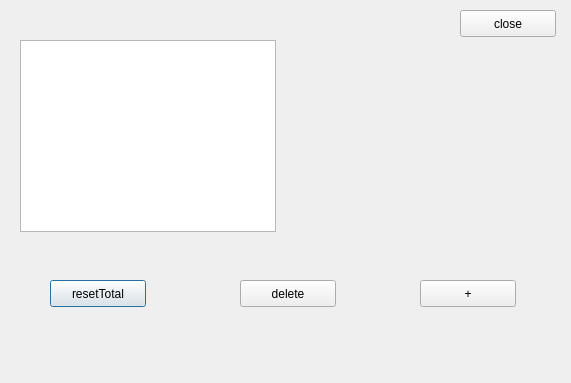
First picture: the form in Clock_v1/managesubjectdialog.ui, repository Nomis207/Clock_v1, before the edit.
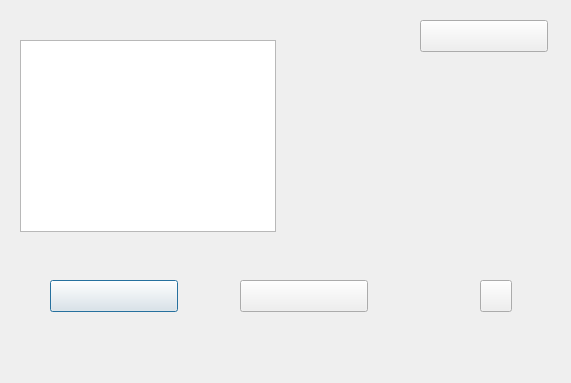
Second picture: the form after the edit. Icons and pictures are not drawn.

What changed in the file:
```diff
--- a/Clock_v1/managesubjectdialog.ui
+++ b/Clock_v1/managesubjectdialog.ui
@@ -28,12 +28,27 @@
     <rect>
      <x>50</x>
      <y>280</y>
-     <width>96</width>
-     <height>27</height>
+     <width>128</width>
+     <height>32</height>
     </rect>
    </property>
+   <property name="minimumSize">
+    <size>
+     <width>128</width>
+     <height>32</height>
+    </size>
+   </property>
+   <property name="maximumSize">
+    <size>
+     <width>128</width>
+     <height>32</height>
+    </size>
+   </property>
+   <property name="styleSheet">
+    <string notr="true">border-image: url(:/themes/classic/Themes/classic/resetbtn.png);</string>
+   </property>
    <property name="text">
-    <string>resetTotal</string>
+    <string/>
    </property>
   </widget>
   <widget class="QPushButton" name="deletSubject">
@@ -41,38 +56,83 @@
     <rect>
      <x>240</x>
      <y>280</y>
-     <width>96</width>
-     <height>27</height>
+     <width>128</width>
+     <height>32</height>
     </rect>
    </property>
+   <property name="minimumSize">
+    <size>
+     <width>128</width>
+     <height>32</height>
+    </size>
+   </property>
+   <property name="maximumSize">
+    <size>
+     <width>128</width>
+     <height>32</height>
+    </size>
+   </property>
+   <property name="styleSheet">
+    <string notr="true">border-image: url(:/themes/classic/Themes/classic/delete.png);</string>
+   </property>
    <property name="text">
-    <string>delete</string>
+    <string/>
    </property>
   </widget>
   <widget class="QPushButton" name="addSubject">
    <property name="geometry">
     <rect>
-     <x>420</x>
+     <x>480</x>
      <y>280</y>
-     <width>96</width>
-     <height>27</height>
+     <width>32</width>
+     <height>32</height>
     </rect>
    </property>
+   <property name="minimumSize">
+    <size>
+     <width>32</width>
+     <height>32</height>
+    </size>
+   </property>
+   <property name="maximumSize">
+    <size>
+     <width>32</width>
+     <height>32</height>
+    </size>
+   </property>
+   <property name="styleSheet">
+    <string notr="true">border-image: url(:/themes/classic/Themes/classic/add.png);</string>
+   </property>
    <property name="text">
-    <string>+</string>
+    <string/>
    </property>
   </widget>
   <widget class="QPushButton" name="close_studie">
    <property name="geometry">
     <rect>
-     <x>460</x>
-     <y>10</y>
-     <width>96</width>
-     <height>27</height>
+     <x>420</x>
+     <y>20</y>
+     <width>128</width>
+     <height>32</height>
     </rect>
    </property>
+   <property name="minimumSize">
+    <size>
+     <width>128</width>
+     <height>32</height>
+    </size>
+   </property>
+   <property name="maximumSize">
+    <size>
+     <width>128</width>
+     <height>32</height>
+    </size>
+   </property>
+   <property name="styleSheet">
+    <string notr="true">border-image: url(:/themes/classic/Themes/classic/close.png);</string>
+   </property>
    <property name="text">
-    <string>close</string>
+    <string/>
    </property>
   </widget>
  </widget>
```
Left out of the diff: 5 changed lines with no effect on the pictures.
